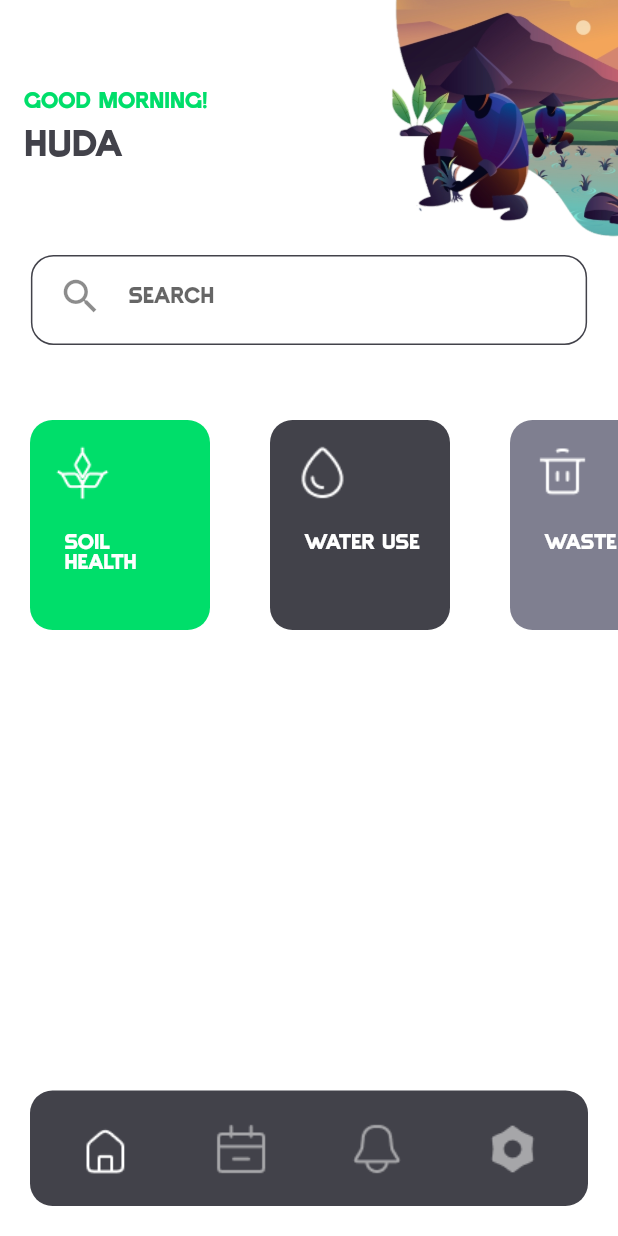
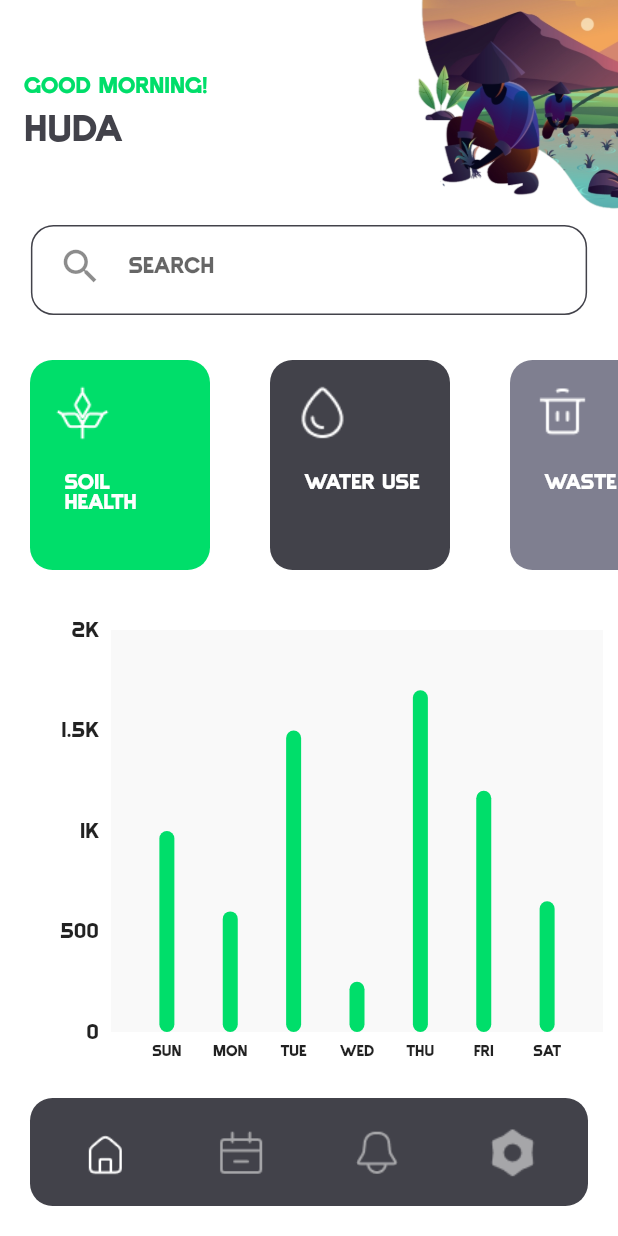
Before and after one commit to HudaOmer/Coepsense_VujaDE, a Flutter app: the screen it shows after launch, on a phone screen of 412 x 824 dp. Run offline on Flutter 3.47's test engine with Material 2 defaults, Android fonts, the light colour scheme and no system bars; drawn by our look-alikes of fl_chart.

Commit message:
add chart to home page

```diff
--- /dev/null
+++ b/lib/components/bar_chart_components/bar_data.dart
@@ -0,0 +1,33 @@
+import 'individual_bar.dart';
+
+class MyBarData {
+  final double sunAmount;
+  final double monAmount;
+  final double tueAmount;
+  final double wedAmount;
+  final double thuAmount;
+  final double friAmount;
+  final double satAmount;
+  MyBarData(
+      {required this.sunAmount,
+      required this.monAmount,
+      required this.tueAmount,
+      required this.wedAmount,
+      required this.thuAmount,
+      required this.friAmount,
+      required this.satAmount});
+
+  List<IndividualBar> barData = [];
+
+  void initializeBarData() {
+    barData = [
+      IndividualBar(x: 0, y: sunAmount),
+      IndividualBar(x: 1, y: monAmount),
+      IndividualBar(x: 2, y: tueAmount),
+      IndividualBar(x: 3, y: wedAmount),
+      IndividualBar(x: 4, y: thuAmount),
+      IndividualBar(x: 5, y: friAmount),
+      IndividualBar(x: 6, y: satAmount),
+    ];
+  }
+}
--- /dev/null
+++ b/lib/components/bar_chart_components/individual_bar.dart
@@ -0,0 +1,5 @@
+class IndividualBar {
+  final int x;
+  final double y;
+  const IndividualBar({required this.x, required this.y});
+}
--- a/lib/components/colors.dart
+++ b/lib/components/colors.dart
@@ -3,3 +3,4 @@
 Color mainColor = const Color.fromARGB(255, 0, 222, 106);
 Color contrastColor = const Color.fromARGB(255, 66, 66, 74);
 Color contrastColorTrans = const Color.fromARGB(255, 127, 127, 144);
+Color greyColor = const Color.fromARGB(38, 217, 217, 217);
--- /dev/null
+++ b/lib/components/home_page_components/colored_bar_chart.dart
@@ -0,0 +1,71 @@
+import '../../components/colors.dart';
+import 'package:flutter/material.dart';
+import 'package:fl_chart/fl_chart.dart';
+
+import '../bar_chart_components/bar_data.dart';
+
+class ColoredBarChart extends StatelessWidget {
+  final List<double> weeklySummery;
+  const ColoredBarChart({super.key, required this.weeklySummery});
+
+  @override
+  Widget build(BuildContext context) {
+    MyBarData myBarData = MyBarData(
+        sunAmount: weeklySummery[0],
+        monAmount: weeklySummery[1],
+        tueAmount: weeklySummery[2],
+        wedAmount: weeklySummery[3],
+        thuAmount: weeklySummery[4],
+        friAmount: weeklySummery[5],
+        satAmount: weeklySummery[6]);
+
+    myBarData.initializeBarData();
+    return Container(
+      padding: const EdgeInsets.fromLTRB(30.0, 5, 10, 5),
+      height: 300,
+      child: BarChart(BarChartData(
+        maxY: 2000,
+        minY: 0,
+        gridData: FlGridData(show: false),
+        borderData: FlBorderData(show: false),
+        titlesData: FlTitlesData(
+          rightTitles: AxisTitles(sideTitles: SideTitles(showTitles: false)),
+          topTitles: AxisTitles(sideTitles: SideTitles(showTitles: false)),
+          bottomTitles: AxisTitles(
+              sideTitles: SideTitles(
+                  showTitles: true, getTitlesWidget: getBottomTitles)),
+          // leftTitles: AxisTitles(
+          //     sideTitles: SideTitles(
+          //   showTitles: true,
+          //   getTitlesWidget: (value, meta) => Text(
+          //     value.toInt().toString(),
+          //     style: const TextStyle(fontSize: 8),
+          //     maxLines: 1,
+          //   ),
+          // )),
+        ),
+        backgroundColor: greyColor,
+        barGroups: myBarData.barData
+            .map((data) => BarChartGroupData(x: data.x, barRods: [
+                  BarChartRodData(
+                      toY: data.y,
+                      color: mainColor,
+                      width: 10.0,
+                      borderRadius: BorderRadius.circular(40.0))
+                ]))
+            .toList(),
+      )),
+    );
+  }
+}
+
+Widget getBottomTitles(double value, TitleMeta meta) {
+  List<String> weekdays = ['sun', 'Mon', 'Tue', 'wed', 'thu', 'fri', 'sat'];
+
+  return SideTitleWidget(
+      axisSide: meta.axisSide,
+      child: Text(
+        weekdays[value.toInt()],
+        style: const TextStyle(fontSize: 10),
+      ));
+}
--- a/lib/components/logo.dart
+++ b/lib/components/logo.dart
@@ -12,8 +12,7 @@
       children: [
         SizedBox(width: 100, child: Image.asset(logoGreen)),
         const SizedBox(height: 20),
-        Center(
-            child: Text("CorpeSense", style: TextStyle(color: contrastColor)))
+        Center(child: Text("CropSense", style: TextStyle(color: contrastColor)))
       ],
     );
   }
--- a/lib/components/logo_white.dart
+++ b/lib/components/logo_white.dart
@@ -12,7 +12,7 @@
         SizedBox(width: 110, child: Image.asset(logoWhite)),
         const SizedBox(height: 30),
         const Center(
-            child: Text("CorpeSense",
+            child: Text("CropSense",
                 style: TextStyle(color: Colors.white, fontSize: 20)))
       ],
     );
--- a/lib/components/text_field_customized.dart
+++ b/lib/components/text_field_customized.dart
@@ -44,6 +44,7 @@
           floatingLabelStyle: TextStyle(color: contrastColor),
           label: Text(label, style: TextStyle(color: contrastColor)),
           hintText: hint,
+          // hintStyle: TextStyle(fontWeight: FontWeight.w300),
           contentPadding: const EdgeInsets.fromLTRB(20.0, 15.0, 20.0, 15.0),
           focusedBorder: OutlineInputBorder(
               gapPadding: 5,
--- a/lib/pages/home_page.dart
+++ b/lib/pages/home_page.dart
@@ -4,6 +4,8 @@
 import 'home_pages_navigation/main_home_page.dart';
 import 'home_pages_navigation/edit_profile.dart';
 import 'package:flutter/material.dart';
+
+double iconSize = 35;
 
 class HomePage extends StatefulWidget {
   const HomePage({super.key});
@@ -49,26 +51,26 @@
                     label: 'Home',
                     tooltip: 'Home',
                     icon: IconCustomized(
-                        height: 40,
+                        height: iconSize,
                         iconName: home.mode[currentIndex == 0 ? 0 : 1])),
                 BottomNavigationBarItem(
                     label: 'Calender',
                     tooltip: 'Calender',
                     icon: IconCustomized(
-                        height: 40,
+                        height: iconSize,
                         iconName: calender.mode[currentIndex == 1 ? 0 : 1])),
                 BottomNavigationBarItem(
                     label: 'Notifications',
                     tooltip: 'Notifications',
                     icon: IconCustomized(
-                        height: 40,
+                        height: iconSize,
                         iconName:
                             notifications.mode[currentIndex == 2 ? 0 : 1])),
                 BottomNavigationBarItem(
                     label: 'Profile',
                     tooltip: 'Profile',
                     icon: IconCustomized(
-                        height: 40,
+                        height: iconSize,
                         iconName: profile.mode[currentIndex == 3 ? 0 : 1])),
               ]),
         ),
--- a/lib/pages/home_pages_navigation/main_home_page.dart
+++ b/lib/pages/home_pages_navigation/main_home_page.dart
@@ -1,11 +1,12 @@
 import '../../components/colors.dart';
 import '../../components/home_page_components/category_list.dart';
+import '../../components/home_page_components/colored_bar_chart.dart';
 import '../../components/home_page_components/search_bar.dart';
 import '../../components/icon_customized.dart';
 import '../../components/icons.dart';
 import 'package:flutter/material.dart';
 
-double appbarheight = 170;
+double appbarheight = 150;
 
 class MainHomePage extends StatelessWidget {
   const MainHomePage({super.key});
@@ -31,12 +32,18 @@
         ),
         actions: [IconCustomized(height: appbarheight, iconName: farmer)],
       ),
-      body: Column(
-        children: const [
-          Center(child: SearchBar()),
-          SizedBox(height: 30),
-          CategoryList(),
-        ],
+      body: SingleChildScrollView(
+        child: Column(
+          children: const [
+            Center(child: SearchBar()),
+            SizedBox(height: 10),
+            CategoryList(),
+            SizedBox(height: 15),
+            ColoredBarChart(
+              weeklySummery: [1000, 600, 1500, 250, 1700, 1200, 650],
+            )
+          ],
+        ),
       ),
     );
   }
--- a/pubspec.yaml
+++ b/pubspec.yaml
@@ -36,6 +36,9 @@
   # Use with the CupertinoIcons class for iOS style icons.
   cupertino_icons: ^1.0.2
   flutter_native_splash: ^2.2.19
+  syncfusion_flutter_charts: ^25.2.6
+  intl: ^0.18.1
+  fl_chart: ^0.62.0
 
 flutter_native_splash:
   color: "#00DE6A"
```
Also changed, not shown: pubspec.lock.
